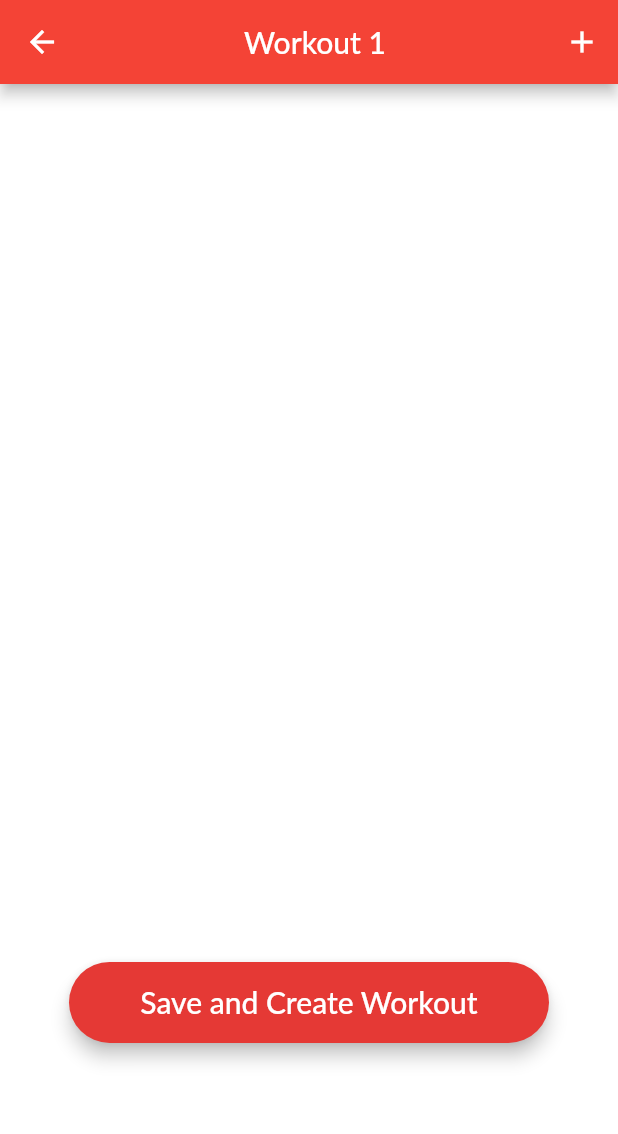
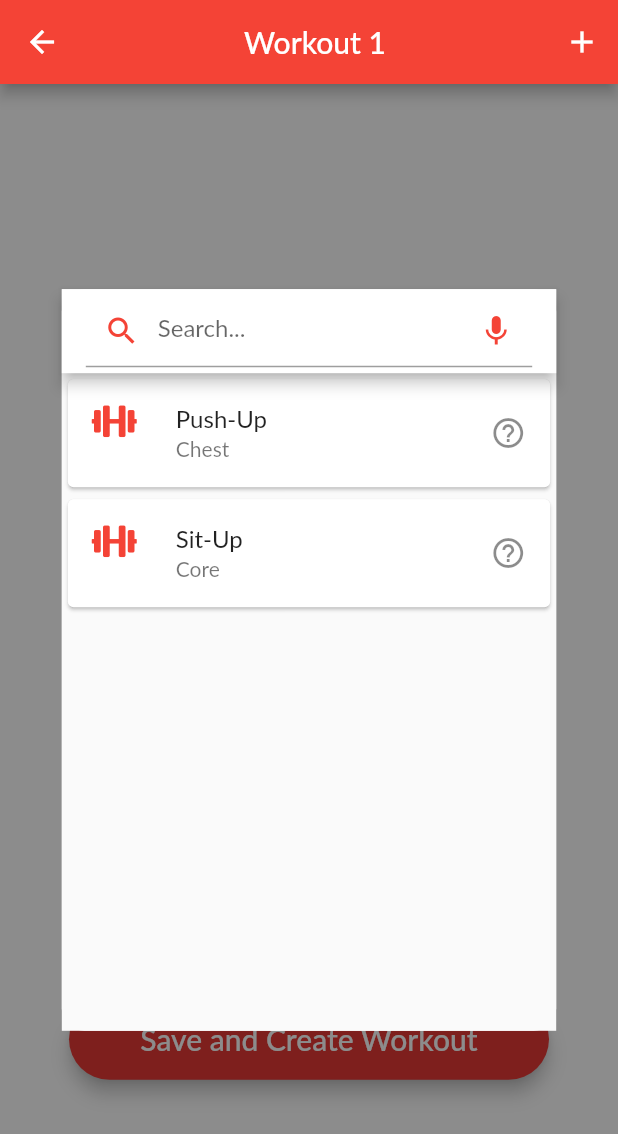
Before and after one commit to raghavauppuluri13/xcel_fitness_app, a Flutter app: the CreateWorkoutTemplate screen opened directly, after a tap on the "add" icon, on a phone screen of 412 x 824 dp. Shown: the top 1134 px of the screen. Run offline on Flutter 3.47's test engine with Material 2 defaults, Android fonts, the phone set to English and light mode, and no system bars; our stand-ins replace cloud_firestore, curved_navigation_bar, firebase_messaging, flutter_icons; accounts and stored records are empty; Roboto replaces fonts that are missing (Lato).

Commit message:
Pop-up with list of Workouts to add in Create Workout Screen
uses ListTiles and List View

```diff
--- a/lib/screens/authentication/templates.dart
+++ b/lib/screens/authentication/templates.dart
@@ -2,6 +2,7 @@ import 'package:firebase_messaging/firebase_messaging.dart';
 import 'package:flutter/material.dart';
 import 'package:flutter/rendering.dart';
 import 'package:xcel_fitness_app/screens/main/main_screen.dart';
+import 'package:flutter_icons/flutter_icons.dart';
 
 //login template
 class LoginTemplate extends StatefulWidget {
@@ -602,7 +603,8 @@ class SearchWorkoutTemplate extends StatefulWidget {
 class _SearchWorkoutTemplateState extends State<SearchWorkoutTemplate> {
   Icon _searchIcon = new Icon(Icons.search);
   Icon _backIcon = new Icon(Icons.arrow_back);
-  Widget _appBarTitle = new Center(child: new Text('Search Workouts', textAlign: TextAlign.center));
+  Widget _appBarTitle = new Center(
+      child: new Text('Search Workouts', textAlign: TextAlign.center));
   Widget build(BuildContext context) {
     //used to set relative sizing based on a pixel 2 phone
     double screenWidth = MediaQuery.of(context).size.width;
@@ -637,12 +639,12 @@ class _SearchWorkoutTemplateState extends State<SearchWorkoutTemplate> {
           decoration: new InputDecoration(
               prefixIcon: new Icon(Icons.search),
               hintText: 'Search...',
-              suffixIcon: new Icon(Icons.mic)
-              ),
+              suffixIcon: new Icon(Icons.mic)),
         );
       } else {
         this._searchIcon = new Icon(Icons.search);
-        this._appBarTitle = new Center(child: new Text('Search Workouts', textAlign: TextAlign.center));
+        this._appBarTitle = new Center(
+            child: new Text('Search Workouts', textAlign: TextAlign.center));
       }
     });
   }
@@ -661,7 +663,8 @@ class SearchHistoryTemplate extends StatefulWidget {
 class _SearchHistoryTemplateState extends State<SearchHistoryTemplate> {
   Icon _searchIcon = new Icon(Icons.search);
   Icon _backIcon = new Icon(Icons.arrow_back);
-  Widget _appBarTitle = new Center(child: new Text('Search History', textAlign: TextAlign.center));
+  Widget _appBarTitle = new Center(
+      child: new Text('Search History', textAlign: TextAlign.center));
   Widget build(BuildContext context) {
     //used to set relative sizing based on a pixel 2 phone
     double screenWidth = MediaQuery.of(context).size.width;
@@ -696,13 +699,12 @@ class _SearchHistoryTemplateState extends State<SearchHistoryTemplate> {
           decoration: new InputDecoration(
               prefixIcon: new Icon(Icons.search),
               hintText: 'Search...',
-              suffixIcon: new Icon(Icons.mic)
-              ),
-
+              suffixIcon: new Icon(Icons.mic)),
         );
       } else {
         this._searchIcon = new Icon(Icons.search);
-        this._appBarTitle = new Center(child: new Text('Search History', textAlign: TextAlign.center));
+        this._appBarTitle = new Center(
+            child: new Text('Search History', textAlign: TextAlign.center));
       }
     });
   }
@@ -723,8 +725,16 @@ class _CreateWorkoutTemplateState extends State<CreateWorkoutTemplate> {
   Icon _backIcon = new Icon(Icons.arrow_back);
   double pixelTwoWidth = 411.42857142857144;
 
-bool onClickedTitle = false; //   new
-String _workoutName = "Workout 1"; //   8/3/20
+  bool onClickedTitle = false;
+  String _workoutName = "Workout 1";
+
+  bool _addWorkoutButtonClicked = false;
+
+  void openWorkoutsTemplate() {
+    setState(() {
+      _addWorkoutButtonClicked = true;
+    });
+  }
 
   Widget _appBarTitle = new Text('Workout 1', textAlign: TextAlign.center);
   TextStyle style =
@@ -734,7 +744,7 @@ String _workoutName = "Workout 1"; //   8/3/20
     double screenWidth = MediaQuery.of(context).size.width;
     double screenHeight = MediaQuery.of(context).size.height;
 
-    final loginButton = Material(
+    final createWorkoutButton = Material(
         elevation: 5.0,
         borderRadius: BorderRadius.circular(30.0),
         color: Colors.red[600],
@@ -742,7 +752,8 @@ String _workoutName = "Workout 1"; //   8/3/20
           minWidth: MediaQuery.of(context).size.width,
           padding: EdgeInsets.fromLTRB(30.0, 15.0, 30.0, 15.0),
           onPressed: () {},
-        child: Text("Save and Create Workout",
+          child: Text(
+            "Save and Create Workout",
             textAlign: TextAlign.center,
             style: style,
           ),
@@ -765,8 +776,14 @@ String _workoutName = "Workout 1"; //   8/3/20
                     })
                   },
                 )
-            : FlatButton( //instead of textbutton because that doesn't exist for some reason
-              child: new Center(child: Text(_workoutName, textAlign: TextAlign.center, style: style,),),
+              : FlatButton(
+                  child: new Center(
+                    child: Text(
+                      _workoutName,
+                      textAlign: TextAlign.center,
+                      style: style,
+                    ),
+                  ),
                   onPressed: () => {
                     setState(() {
                       onClickedTitle = true;
@@ -776,7 +793,7 @@ String _workoutName = "Workout 1"; //   8/3/20
           actions: <Widget>[
             IconButton(
               icon: _addIcon,
-                onPressed: () {},
+              onPressed: openWorkoutsTemplate,
             )
           ],
         ),
@@ -785,13 +802,11 @@ String _workoutName = "Workout 1"; //   8/3/20
                   if (onClickedTitle)
                     {
                       setState(() {
-                        onClickedTitle=false;
+                        onClickedTitle = false;
                       })
                     }
                 },
-
-               child: Stack(
-        children: <Widget>[
+            child: Stack(children: <Widget>[
               Container(
                   decoration: BoxDecoration(
                     color: Colors.white,
@@ -807,29 +822,121 @@ String _workoutName = "Workout 1"; //   8/3/20
                                     Spacer(flex: 1),
                                     Spacer(flex: 1),
                                     Spacer(flex: 1),
+                                    Spacer(flex: 1),
                                     Flexible(
                                       flex: 2,
                                       child: Column(
-                          crossAxisAlignment: CrossAxisAlignment.center,
-                          mainAxisAlignment: MainAxisAlignment.center,
+                                        crossAxisAlignment:
+                                            CrossAxisAlignment.center,
+                                        mainAxisAlignment:
+                                            MainAxisAlignment.center,
                                         children: <Widget>[
                                           Padding(
                                             padding: EdgeInsets.only(
-                                  top: 15.0, right: 30.0, left: 30.0),
+                                                top: 15.0,
+                                                right: 30.0,
+                                                left: 30.0),
                                             child: SizedBox(
-                                child: loginButton,
+                                              child: createWorkoutButton,
                                             ),
                                           ),
                                         ],
                                       ),
-                      )
-                    ]),
-              )),
+                                    ),
+                                  ]))))),
+              if (_addWorkoutButtonClicked)
+                Stack(children: [
+                  GestureDetector(
+                    child: Container(
+                      color: Colors.black45,
+                      width: screenWidth,
+                      height: screenHeight,
+                    ),
+                    onTap: () {
+                      setState(() {
+                        FocusScope.of(context).requestFocus(FocusNode());
+                        _addWorkoutButtonClicked = false;
+                      });
+                    },
+                  ),
+                  Container(
+                    child: Align(
+                      alignment: Alignment.center,
+                      child: SingleChildScrollView(
+                        child: GestureDetector(
+                          child: Container(
+                            child: new addWorkoutsTemplate(),
+                            decoration: new BoxDecoration(
+                                borderRadius: BorderRadius.circular(15),
+                                color: Colors.white),
+                          ),
+                          onTap: () {
+                            FocusScope.of(context).requestFocus(FocusNode());
+                          },
                         ),
                       ),
-        ]
-        )
-        )
+                    ),
+                  ),
+                ]),
+            ])));
+  }
+}
+
+//adding workouts template
+class addWorkoutsTemplate extends StatefulWidget {
+  addWorkoutsTemplate();
+
+  @override
+  State<addWorkoutsTemplate> createState() {
+    return _addWorkoutsTemplateState();
+  }
+}
+
+class _addWorkoutsTemplateState extends State<addWorkoutsTemplate> {
+  Widget build(BuildContext context) {
+    //used to set relative sizing based on a pixel 2 phone
+    double screenWidth = MediaQuery.of(context).size.width;
+    double screenHeight = MediaQuery.of(context).size.height;
+    double pixelTwoWidth = 411.42857142857144;
+    double pixelTwoHeight = 683.4285714285714;
+
+    return SizedBox(
+      width: screenWidth * 0.8,
+      height: screenHeight * 0.6,
+      child: Scaffold(
+          appBar: AppBar(
+            backgroundColor: Colors.white,
+            automaticallyImplyLeading: false,
+            title: TextField(
+              cursorColor: Colors.red,
+          decoration: new InputDecoration(
+              prefixIcon: new Icon(Icons.search, color: Colors.red),
+              hintText: 'Search...',
+              suffixIcon: new Icon(Icons.mic, color: Colors.red)),
+        ),
+          ),
+          body: ListView(
+            children: <Widget>[
+              Card(
+                child: ListTile(
+                  leading: Icon(FlutterIcons.dumbbell_faw5s, color: Colors.red),
+                  title: Text('Push-Up'),
+                  subtitle: Text('Chest'),
+                  trailing: Icon(Icons.help_outline),
+                  onTap: () => {},
+                ),
+              ),
+              Card(
+                child: ListTile(
+                  leading: Icon(FlutterIcons.dumbbell_faw5s, color: Colors.red),
+                  title: Text('Sit-Up'),
+                  subtitle: Text('Core'),
+                  trailing: Icon(Icons.help_outline),
+                  onTap: () => {},
+                ),
+              ),
+            ],
+          )),
     );
   }
 }
```
Also changed, not shown: lib/screens/main/main_screen.dart (+5 -6 lines), pubspec.lock. Lines whose indentation alone changed are shown as unchanged.
